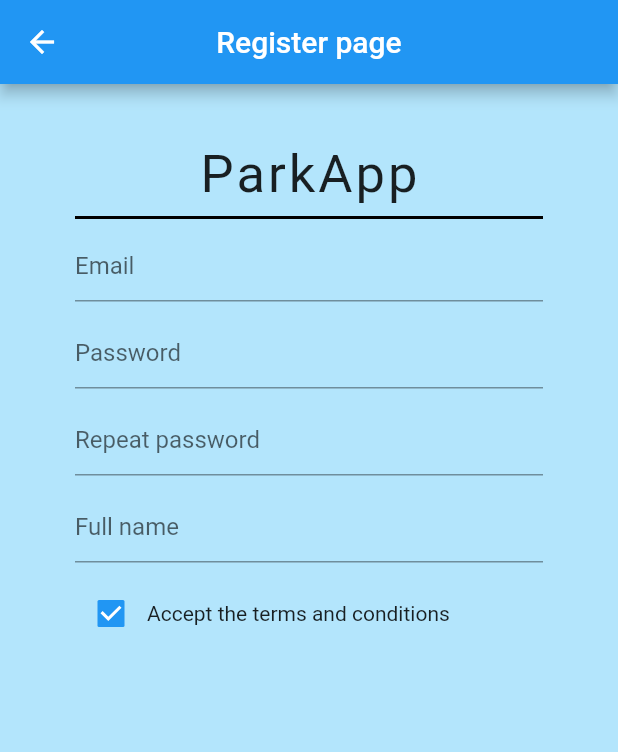
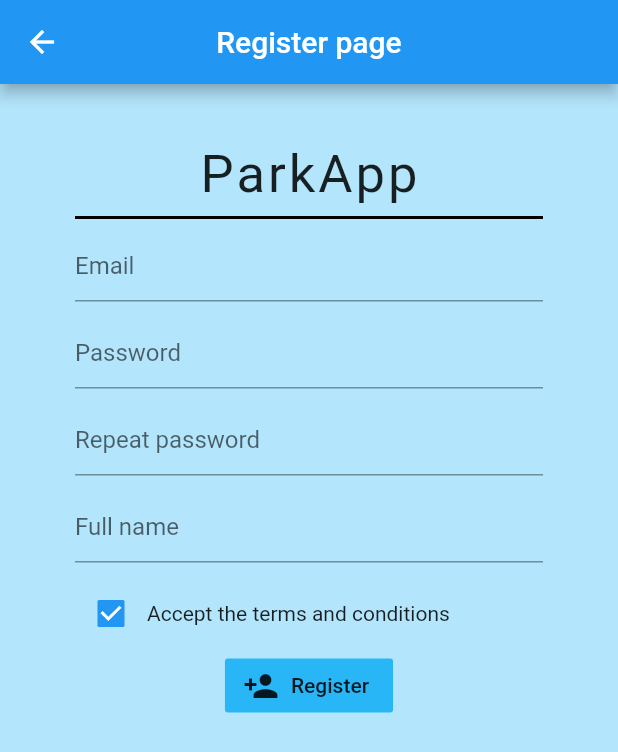
Before and after one commit to Bruseliuz/flutter_parkinggit, a Flutter app: the Register screen opened by its route, on a phone screen of 412 x 824 dp. Shown: the top 752 px of the screen. Run offline on Flutter 3.47's test engine with Material 2 defaults, Android fonts, the phone set to English and light mode, and no system bars; our stand-ins replace cloud_firestore, firebase_auth, flutter_spinkit, google_maps_flutter, location; accounts and stored records are empty.

Commit message:
Register Page + Button

```diff
--- a/lib/register.dart
+++ b/lib/register.dart
@@ -1,3 +1,4 @@
+import 'package:flutter/cupertino.dart';
 import 'package:flutter/material.dart';
 
 class Register extends StatefulWidget {
@@ -67,7 +68,14 @@ class _RegisterState extends State<Register> {
                     )
                   ],
                 ),
-              )
+              ),
+              FlatButton.icon(
+                color: Colors.lightBlue[400],
+                  onPressed: () {},
+                  icon: Icon(Icons.person_add),
+                  label: Text(
+                    'Register'
+                  ))
             ],
           ),
         )
```
